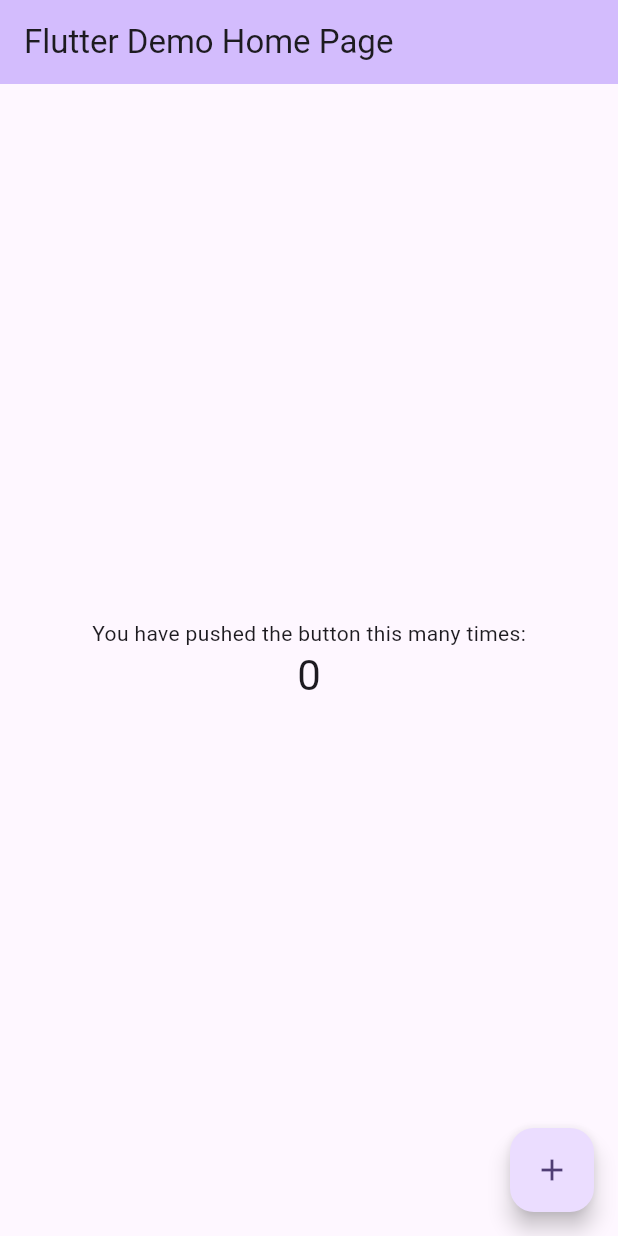
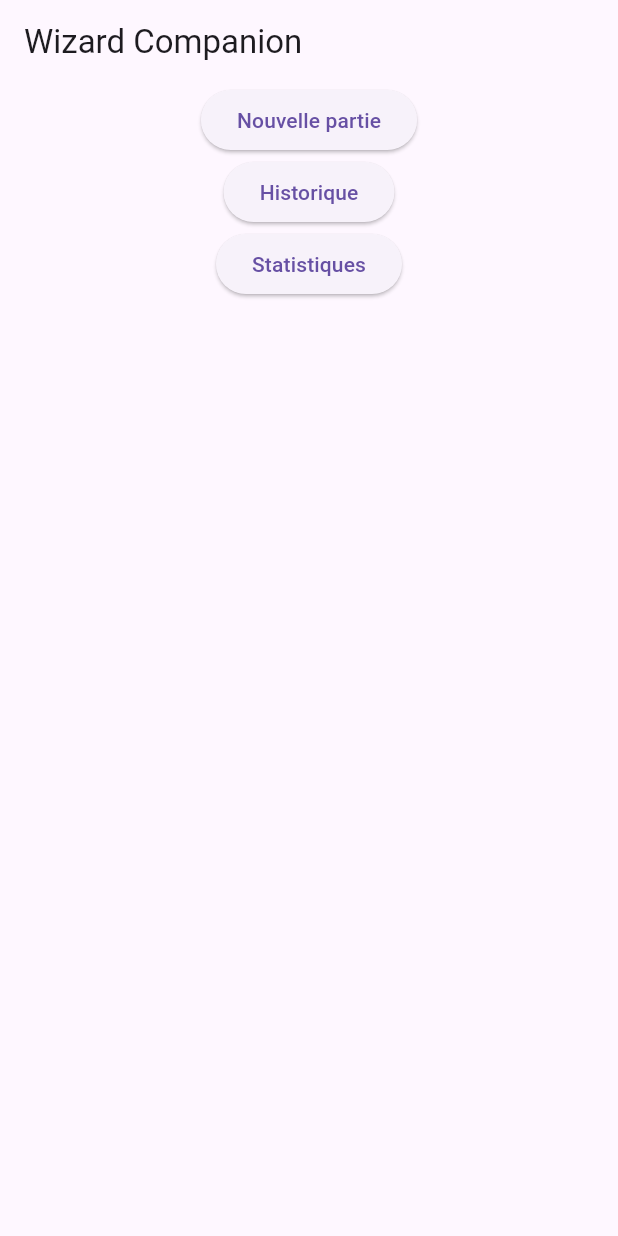
Before and after one commit to KylianCodes/wizard-companion, a Flutter app: the screen it shows after launch, on a phone screen of 412 x 824 dp. Run offline on Flutter 3.47's test engine with Material 3 defaults, Android fonts, the phone set to English and light mode, and no system bars.

Commit message:
feat: init Flutter app with home screen

```diff
--- a/lib/main.dart
+++ b/lib/main.dart
@@ -1,122 +1,19 @@
 import 'package:flutter/material.dart';
+import 'screens/home_screen.dart';
 
 void main() {
   runApp(const MyApp());
 }
 
 class MyApp extends StatelessWidget {
+
   const MyApp({super.key});
 
-  // This widget is the root of your application.
   @override
   Widget build(BuildContext context) {
     return MaterialApp(
-      title: 'Flutter Demo',
-      theme: ThemeData(
-        // This is the theme of your application.
-        //
-        // TRY THIS: Try running your application with "flutter run". You'll see
-        // the application has a purple toolbar. Then, without quitting the app,
-        // try changing the seedColor in the colorScheme below to Colors.green
-        // and then invoke "hot reload" (save your changes or press the "hot
-        // reload" button in a Flutter-supported IDE, or press "r" if you used
-        // the command line to start the app).
-        //
-        // Notice that the counter didn't reset back to zero; the application
-        // state is not lost during the reload. To reset the state, use hot
-        // restart instead.
-        //
-        // This works for code too, not just values: Most code changes can be
-        // tested with just a hot reload.
-        colorScheme: .fromSeed(seedColor: Colors.deepPurple),
-      ),
-      home: const MyHomePage(title: 'Flutter Demo Home Page'),
+      title: 'Wizard Companion',
+      home: const HomeScreen()
     );
   }
 }
-
-class MyHomePage extends StatefulWidget {
-  const MyHomePage({super.key, required this.title});
-
-  // This widget is the home page of your application. It is stateful, meaning
-  // that it has a State object (defined below) that contains fields that affect
-  // how it looks.
-
-  // This class is the configuration for the state. It holds the values (in this
-  // case the title) provided by the parent (in this case the App widget) and
-  // used by the build method of the State. Fields in a Widget subclass are
-  // always marked "final".
-
-  final String title;
-
-  @override
-  State<MyHomePage> createState() => _MyHomePageState();
-}
-
-class _MyHomePageState extends State<MyHomePage> {
-  int _counter = 0;
-
-  void _incrementCounter() {
-    setState(() {
-      // This call to setState tells the Flutter framework that something has
-      // changed in this State, which causes it to rerun the build method below
-      // so that the display can reflect the updated values. If we changed
-      // _counter without calling setState(), then the build method would not be
-      // called again, and so nothing would appear to happen.
-      _counter++;
-    });
-  }
-
-  @override
-  Widget build(BuildContext context) {
-    // This method is rerun every time setState is called, for instance as done
-    // by the _incrementCounter method above.
-    //
-    // The Flutter framework has been optimized to make rerunning build methods
-    // fast, so that you can just rebuild anything that needs updating rather
-    // than having to individually change instances of widgets.
-    return Scaffold(
-      appBar: AppBar(
-        // TRY THIS: Try changing the color here to a specific color (to
-        // Colors.amber, perhaps?) and trigger a hot reload to see the AppBar
-        // change color while the other colors stay the same.
-        backgroundColor: Theme.of(context).colorScheme.inversePrimary,
-        // Here we take the value from the MyHomePage object that was created by
-        // the App.build method, and use it to set our appbar title.
-        title: Text(widget.title),
-      ),
-      body: Center(
-        // Center is a layout widget. It takes a single child and positions it
-        // in the middle of the parent.
-        child: Column(
-          // Column is also a layout widget. It takes a list of children and
-          // arranges them vertically. By default, it sizes itself to fit its
-          // children horizontally, and tries to be as tall as its parent.
-          //
-          // Column has various properties to control how it sizes itself and
-          // how it positions its children. Here we use mainAxisAlignment to
-          // center the children vertically; the main axis here is the vertical
-          // axis because Columns are vertical (the cross axis would be
-          // horizontal).
-          //
-          // TRY THIS: Invoke "debug painting" (choose the "Toggle Debug Paint"
-          // action in the IDE, or press "p" in the console), to see the
-          // wireframe for each widget.
-          mainAxisAlignment: .center,
-          children: [
-            const Text('You have pushed the button this many times:'),
-            Text(
-              '$_counter',
-              style: Theme.of(context).textTheme.headlineMedium,
-            ),
-          ],
-        ),
-      ),
-      floatingActionButton: FloatingActionButton(
-        onPressed: _incrementCounter,
-        tooltip: 'Increment',
-        child: const Icon(Icons.add),
-      ),
-    );
-  }
-}
--- /dev/null
+++ b/lib/screens/home_screen.dart
@@ -0,0 +1,21 @@
+import 'package:flutter/material.dart';
+
+class HomeScreen extends StatelessWidget {
+  const HomeScreen({super.key});
+
+  @override
+  Widget build(BuildContext context) {
+    return Scaffold(
+      appBar: AppBar(title: Text('Wizard Companion')),
+      body: Center(
+        child: Column(
+          children: [
+            ElevatedButton(onPressed: () {}, child: Text('Nouvelle partie')),
+            ElevatedButton(onPressed: () {}, child: Text('Historique')),
+            ElevatedButton(onPressed: () {}, child: Text('Statistiques')),
+          ],
+        ),
+      ),
+    );
+  }
+}
```
